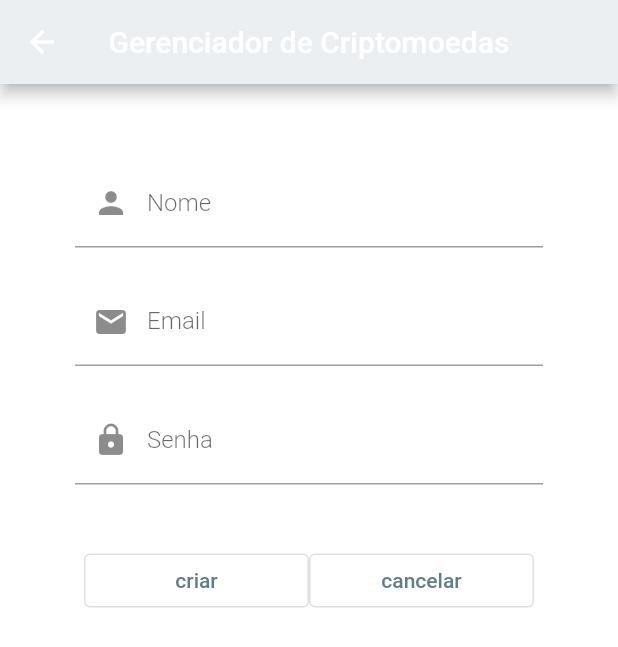
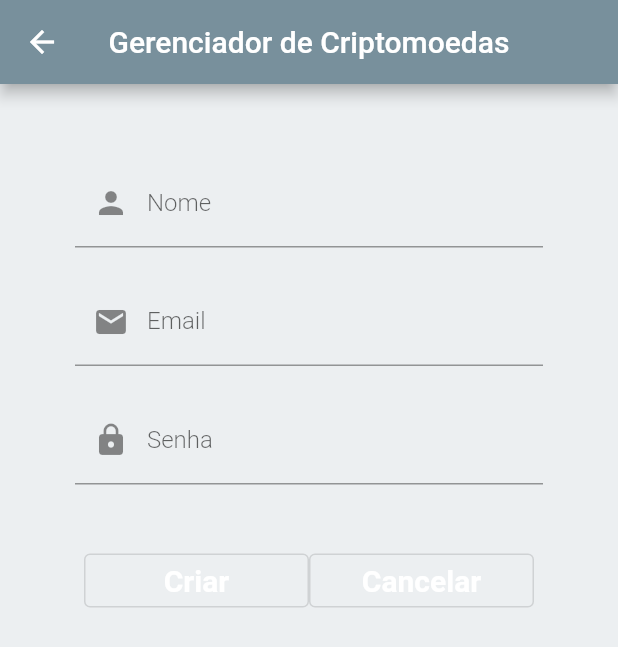
Before and after one commit to Doni-zete/Projeto_parte1, a Flutter app: the CriarContaPage screen opened by its route, on a phone screen of 412 x 824 dp. Shown: the top 647 px of the screen. Run offline on Flutter 3.47's test engine with Material 2 defaults, Android fonts, the phone set to English and light mode, and no system bars; our stand-ins replace cloud_firestore, firebase_auth; accounts and stored records are empty.

Commit message:
adicionando funcionalidades

```diff
--- a/lib/criar_conta.dart
+++ b/lib/criar_conta.dart
@@ -19,8 +19,8 @@ class _CriarContaPageState extends State<CriarContaPage> {
       appBar: AppBar(
           title: const Text('Gerenciador de Criptomoedas'),
           centerTitle: true,
-          backgroundColor: Colors.blueGrey[50]),
-      backgroundColor: Colors.white10,
+          backgroundColor: Colors.blueGrey[400]),
+      backgroundColor: Colors.blueGrey[50],
       body: Container(
         padding: const EdgeInsets.all(50),
         child: ListView(
@@ -40,7 +40,7 @@ class _CriarContaPageState extends State<CriarContaPage> {
             TextField(
               controller: txtEmail,
               style: const TextStyle(
-                  color: Colors.brown, fontWeight: FontWeight.w300),
+                  color: Colors.blueGrey, fontWeight: FontWeight.w300),
               decoration: const InputDecoration(
                   prefixIcon: Icon(Icons.email), labelText: 'Email'),
             ),
@@ -49,7 +49,7 @@ class _CriarContaPageState extends State<CriarContaPage> {
               obscureText: true,
               controller: txtSenha,
               style: const TextStyle(
-                color: Colors.brown,
+                color: Colors.blueGrey,
                 fontWeight: FontWeight.w300,
               ),
               decoration: const InputDecoration(
@@ -64,7 +64,13 @@ class _CriarContaPageState extends State<CriarContaPage> {
                 Container(
                   width: 150,
                   child: OutlinedButton(
-                    child: const Text('criar'),
+                    child: const Text(
+                      'Criar',
+                      style: TextStyle(
+                          color: Colors.white,
+                          fontWeight: FontWeight.bold,
+                          fontSize: 20),
+                    ),
                     onPressed: () {
                       criarConta(txtNome.text, txtEmail.text, txtSenha.text);
                     },
@@ -73,7 +79,13 @@ class _CriarContaPageState extends State<CriarContaPage> {
                 Container(
                   width: 150,
                   child: OutlinedButton(
-                    child: const Text('cancelar'),
+                    child: const Text(
+                      'Cancelar',
+                      style: TextStyle(
+                          color: Colors.white,
+                          fontWeight: FontWeight.bold,
+                          fontSize: 20),
+                    ),
                     onPressed: () {
                       Navigator.pop(context);
                     },
@@ -96,7 +108,8 @@ class _CriarContaPageState extends State<CriarContaPage> {
         .createUserWithEmailAndPassword(
       email: email,
       password: senha,
-    ).then((value) {
+    )
+        .then((value) {
       ScaffoldMessenger.of(context).showSnackBar(
         const SnackBar(
           content: Text('Usuário criado com sucesso!'),
```
